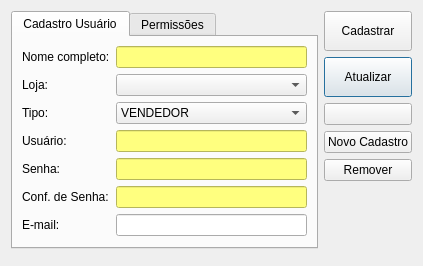
Before: the Qt Designer form ui/cadastrousuario.ui in lellisls/ERP-STACCATO, drawn with Qt 5.
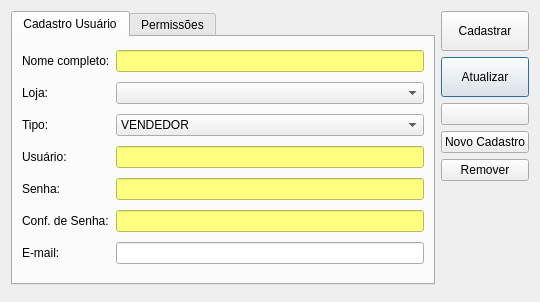
After: the same form once the commit is applied. Icons and pictures are not drawn. Custom widgets are drawn as their Qt base class.

```diff
--- a/ui/cadastrousuario.ui
+++ b/ui/cadastrousuario.ui
@@ -9,8 +9,8 @@
    <rect>
     <x>0</x>
     <y>0</y>
-    <width>384</width>
-    <height>265</height>
+    <width>540</width>
+    <height>302</height>
    </rect>
   </property>
   <property name="windowTitle">
@@ -114,7 +114,8 @@
           <string>Nome completo</string>
          </property>
          <property name="styleSheet">
-          <string notr="true">background-color: rgb(255, 255, 127);</string>
+          <string notr="true">background-color: rgb(255, 255, 127);
+color: rgb(0, 0, 0);</string>
          </property>
         </widget>
        </item>
@@ -184,7 +185,8 @@
           <string>Nome de usuário</string>
          </property>
          <property name="styleSheet">
-          <string notr="true">background-color: rgb(255, 255, 127);</string>
+          <string notr="true">background-color: rgb(255, 255, 127);
+color: rgb(0, 0, 0);</string>
          </property>
         </widget>
        </item>
@@ -201,7 +203,8 @@
           <string>Senha</string>
          </property>
          <property name="styleSheet">
-          <string notr="true">background-color: rgb(255, 255, 127);</string>
+          <string notr="true">background-color: rgb(255, 255, 127);
+color: rgb(0, 0, 0);</string>
          </property>
          <property name="echoMode">
           <enum>QLineEdit::Password</enum>
@@ -221,7 +224,8 @@
           <string>Conf. de senha</string>
          </property>
          <property name="styleSheet">
-          <string notr="true">background-color: rgb(255, 255, 127);</string>
+          <string notr="true">background-color: rgb(255, 255, 127);
+color: rgb(0, 0, 0);</string>
          </property>
          <property name="echoMode">
           <enum>QLineEdit::Password</enum>
```
